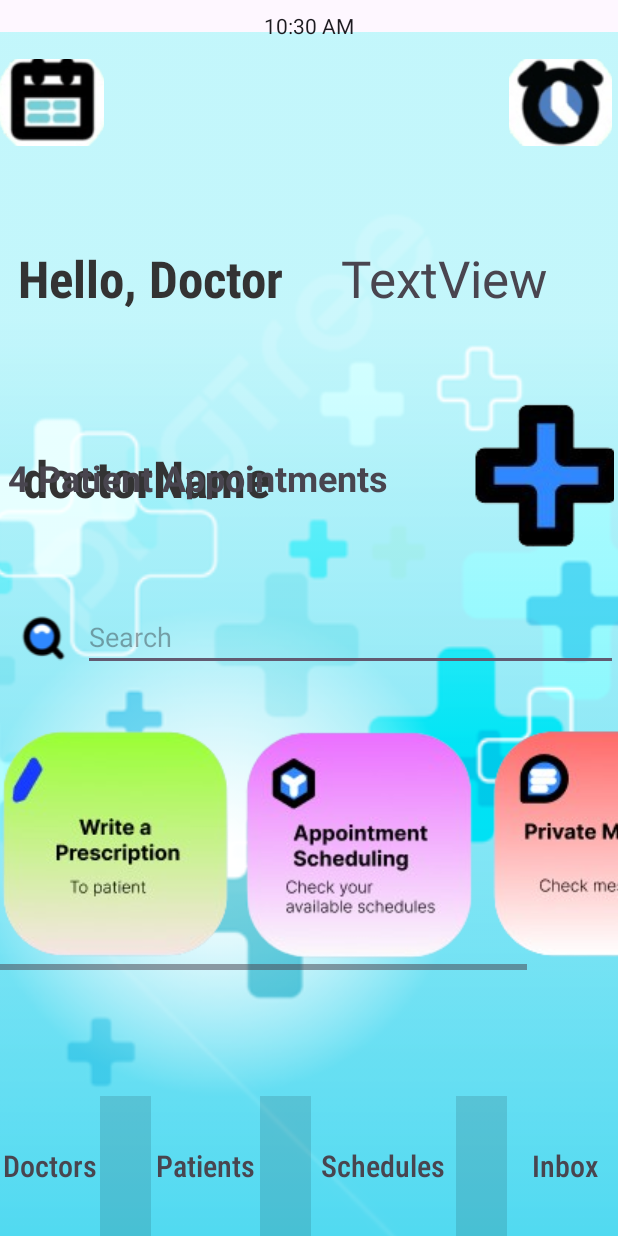
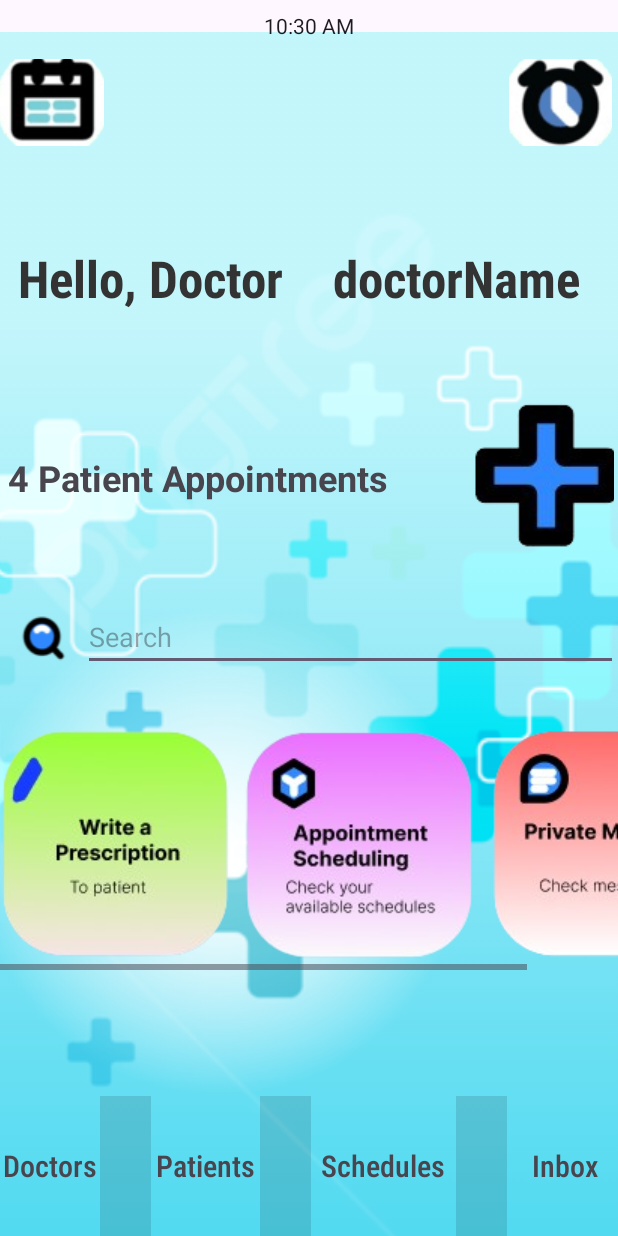
Before and after one commit to Sting421/ConDoctor, an Android app: the Dashboard_Act screen opened directly, with no data from a screen before it, on a phone screen of 412 x 824 dp. Run offline under Robolectric (Android 15) with nearby library versions, the phone set to English and light mode, and no system bars; 1 statement that could not run was skipped.

Commit message:
getting lex

```diff
--- a/app/src/main/java/com/example/rawdb/Dashboard_Act.java
+++ b/app/src/main/java/com/example/rawdb/Dashboard_Act.java
@@ -43,7 +43,7 @@ public class Dashboard_Act extends AppCompatActivity {
 
         //userpassed.testUserMethod(this,userpassed.getUsername());
         welcomeText = findViewById(R.id.editTextName);
-        welcomeText.setText(userpassed.getUsername());
+        welcomeText.setText(userpassed.getUsername().toUpperCase());
         patientList.setOnClickListener(new View.OnClickListener() {
             @Override
             public void onClick(View view) {
--- a/app/src/main/res/layout/activity_dashboard.xml
+++ b/app/src/main/res/layout/activity_dashboard.xml
@@ -78,7 +78,7 @@
             <TextView
                 android:id="@+id/welcomeText"
 
-                android:layout_width="160dp"
+                android:layout_width="wrap_content"
                 android:layout_height="match_parent"
                 android:layout_margin="10dp"
                 android:layout_weight="1"
@@ -94,9 +94,12 @@
                 android:layout_width="wrap_content"
                 android:layout_height="match_parent"
                 android:layout_weight="1"
+                android:fontFamily="sans-serif-condensed-medium"
                 android:paddingVertical="22sp"
-                android:text="TextView"
-                android:textSize="34sp" />
+                android:text="@string/doctorName"
+                android:textColor="#333333"
+                android:textSize="34sp"
+                android:textStyle="bold" />
 
         </LinearLayout>
 
@@ -113,18 +116,7 @@
             app:layout_constraintTop_toTopOf="parent"
             app:layout_constraintVertical_bias="0.37">
 
-            <TextView
-                android:id="@+id/textView"
-                android:layout_width="104dp"
-                android:layout_height="match_parent"
-                android:layout_margin="10dp"
-                android:layout_weight="1"
-                android:fontFamily="sans-serif-condensed-medium"
-                android:gravity="center|left"
-                android:text="@string/doctorName"
-                android:textColor="#333333"
-                android:textSize="34sp"
-                android:textStyle="bold" />
+
 
         </LinearLayout>
         <LinearLayout android:id="@+id/linearLayout5" android:layout_width="404dp" android:layout_height="104dp" android:layout_weight="1" android:orientation="horizontal" app:layout_constraintBottom_toBottomOf="parent" app:layout_constraintEnd_toEndOf="parent" app:layout_constraintHorizontal_bias="0.666" app:layout_constraintStart_toStartOf="parent" app:layout_constraintTop_toTopOf="parent" app:layout_constraintVertical_bias="0.37">
```
Also changed, not shown: app/src/main/java/com/example/rawdb/Login_RegisterAct.java (+6 -1 lines), app/src/main/res/layout/activity_view_patient.xml (+9 -0 lines).
